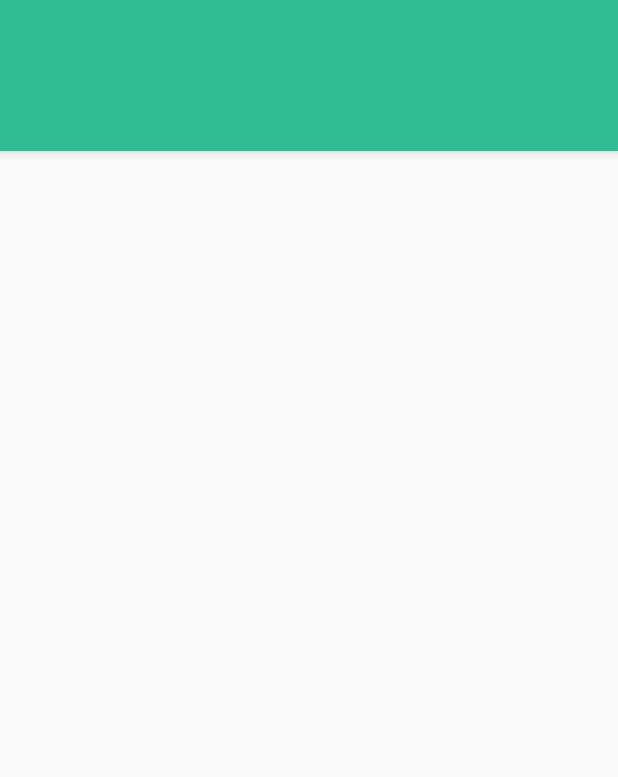
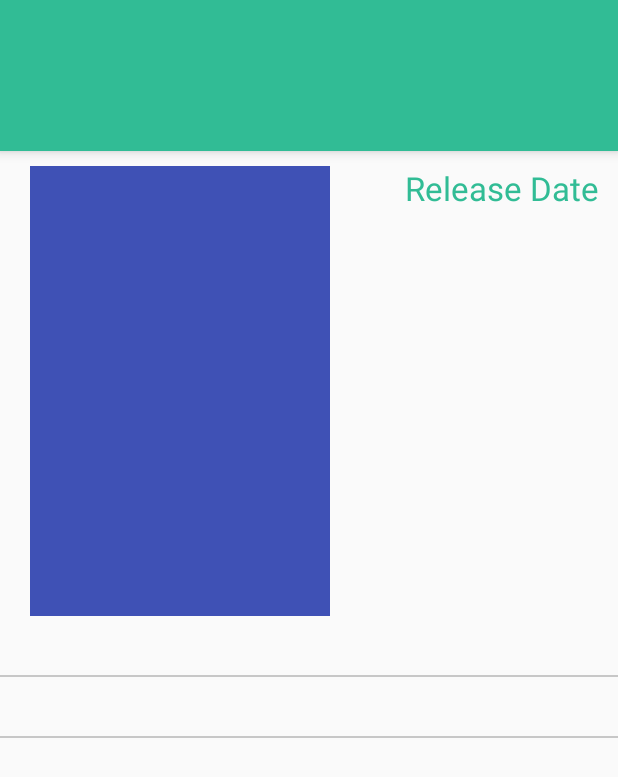
Before and after one commit to RamshaS/PopularMovies, an Android app: the layout activity_movie_detail.xml on its own in the app's theme, with its tools: preview values and no code run, on a phone screen of 412 x 824 dp. Shown: the top 777 px of the screen. Run offline under Robolectric (Android 15) with nearby library versions, the phone set to English and light mode, and no system bars.

Commit message:
added reviews and trailer recyclerview in detail activity layout

```diff
--- a/app/build.gradle
+++ b/app/build.gradle
@@ -22,6 +22,7 @@ android {
 dependencies {
     implementation fileTree(dir: 'libs', include: ['*.jar'])
     implementation 'com.android.support:appcompat-v7:27.1.1'
+    implementation 'com.android.support:recyclerview-v7:27.1.1'
     implementation 'com.squareup.picasso:picasso:2.5.2'
     testImplementation 'junit:junit:4.12'
     androidTestImplementation 'com.android.support.test:runner:1.0.2'
--- a/app/src/main/res/layout/activity_movie_detail.xml
+++ b/app/src/main/res/layout/activity_movie_detail.xml
@@ -38,6 +38,7 @@
                 android:layout_marginLeft="20dp"
                 android:minHeight="300dp"
                 android:minWidth="200dp"
+                tools:background="@color/colorPrimary"
                 android:contentDescription="@string/image"/>
 
             <TextView
@@ -49,6 +50,7 @@
                 android:layout_toRightOf="@id/img_movie"
                 android:layout_toEndOf="@id/img_movie"
                 android:textColor="@color/colorgreen"
+                tools:text="Release Date"
                 android:textSize="22sp" />
 
             <TextView
@@ -64,6 +66,7 @@
                 android:layout_toRightOf="@id/img_movie"
                 android:layout_toEndOf="@id/img_movie"
                 android:textSize="15sp"
+                tools:text="9.1"
                 android:textStyle="bold" />
         </RelativeLayout>
 
@@ -74,6 +77,38 @@
             android:layout_marginTop="20dp"
             android:paddingLeft="10dp"
             android:paddingRight="10dp" />
+        <View
+            android:layout_width="match_parent"
+            android:layout_height="1dp"
+            android:background="@color/list_dropdown_divider_color" />
+
+        <TextView
+            android:id="@+id/tv_reviews"
+            android:layout_width="match_parent"
+            android:layout_height="wrap_content"
+            android:layout_marginTop="20dp"
+            android:paddingLeft="10dp"
+            android:paddingRight="10dp" />
+
+        <View
+            android:layout_width="match_parent"
+            android:layout_height="1dp"
+            android:background="@color/list_dropdown_divider_color" />
+
+        <TextView
+            android:id="@+id/tv_trailers"
+            android:layout_width="match_parent"
+            android:layout_height="wrap_content"
+            android:layout_marginTop="20dp"
+            android:paddingLeft="10dp"
+            android:paddingRight="10dp" />
+
+        <android.support.v7.widget.RecyclerView
+            android:id="@+id/rv_trailers"
+            android:layout_width="match_parent"
+            android:layout_height="wrap_content">
+        </android.support.v7.widget.RecyclerView>
+
     </LinearLayout>
 
 </ScrollView>
--- a/app/src/main/res/values/colors.xml
+++ b/app/src/main/res/values/colors.xml
@@ -4,4 +4,6 @@
     <color name="colorPrimaryDark">#303F9F</color>
     <color name="colorAccent">#FF4081</color>
     <color name="colorgreen">#31bc95</color>
+    <color name="list_dropdown_divider_color">#92a3a3a3</color>
+
 </resources>
```
